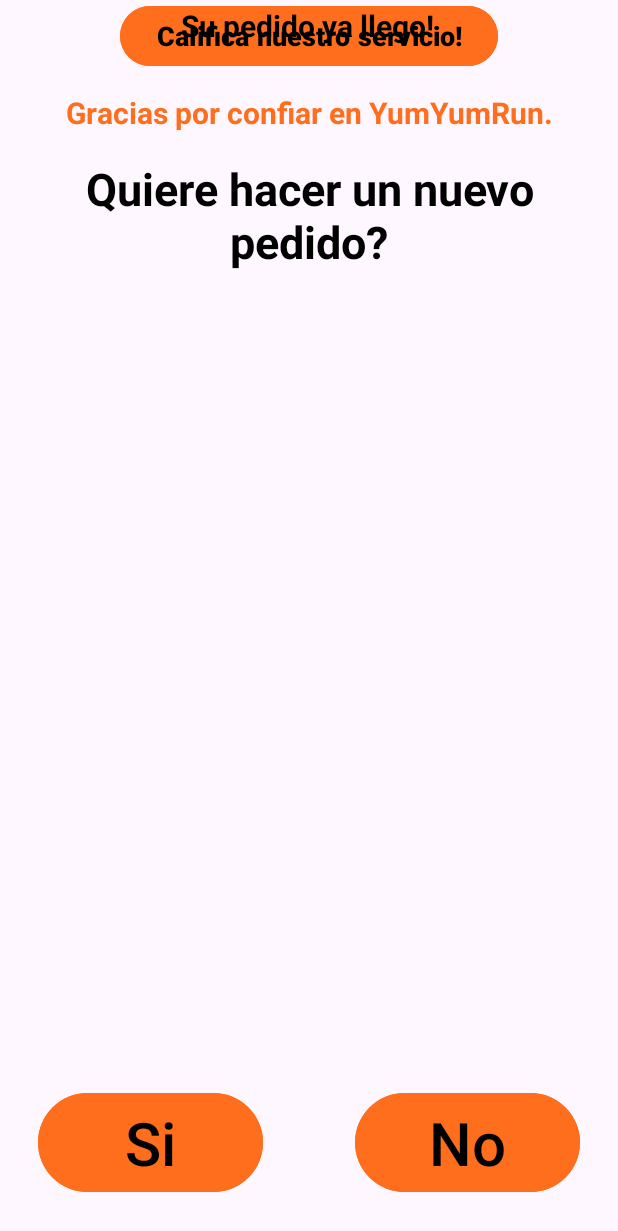
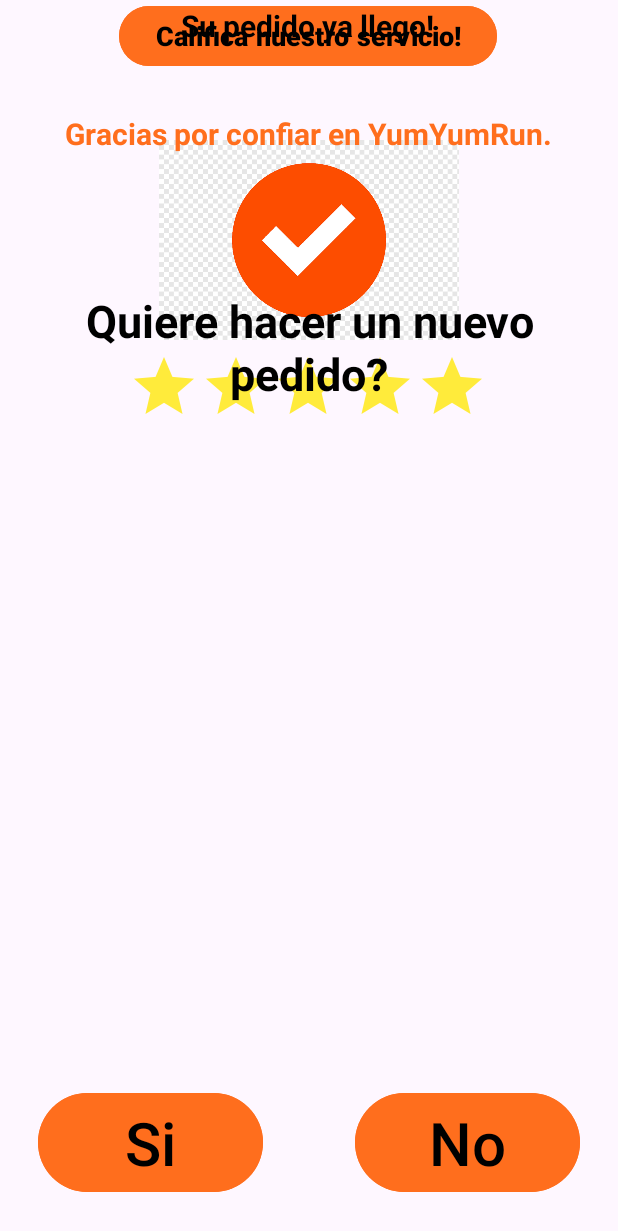
Before and after one commit to MishelEspinoza07/YumYumRun-, an Android app: the layout calificanos.xml on its own in the app's theme, with its tools: preview values and no code run, on a phone screen of 412 x 824 dp. Shown: the top 1231 px of the screen. Run offline under Robolectric (Android 15) with nearby library versions, the phone set to English and light mode, and no system bars.

Commit message:
calificanoss

```diff
--- a/app/build.gradle
+++ b/app/build.gradle
@@ -30,6 +30,15 @@ android {
     kotlinOptions {
         jvmTarget = '1.8'
     }
+    viewBinding{
+        enabled = true
+    }
+    buildFeatures {
+        viewBinding true
+    }
+    dataBinding {
+        enabled = true
+    }
 }
 
 dependencies {
@@ -38,6 +47,7 @@ dependencies {
     implementation 'androidx.appcompat:appcompat:1.6.1'
     implementation 'com.google.android.material:material:1.5.0'
     implementation 'androidx.constraintlayout:constraintlayout:2.1.4'
+    implementation 'androidx.core:core-ktx:+'
     testImplementation 'junit:junit:4.13.2'
     androidTestImplementation 'androidx.test.ext:junit:1.1.5'
     androidTestImplementation 'androidx.test.espresso:espresso-core:3.5.1'
--- /dev/null
+++ b/app/src/main/java/com/example/yyr/CalificanosActivity.kt
@@ -0,0 +1,11 @@
+package com.example.yyr
+import android.content.Intent
+import androidx.appcompat.app.AppCompatActivity
+import android.os.Bundle
+import android.widget.Toast
+
+
+class CalificanosActivity : AppCompatActivity(){
+
+
+}
--- a/app/src/main/java/com/example/yyr/MainActivity.kt
+++ b/app/src/main/java/com/example/yyr/MainActivity.kt
@@ -2,10 +2,12 @@ package com.example.yyr
 
 import androidx.appcompat.app.AppCompatActivity
 import android.os.Bundle
+import com.example.yyr.databinding.ActivityMainBinding
 
 class MainActivity : AppCompatActivity() {
+
     override fun onCreate(savedInstanceState: Bundle?) {
         super.onCreate(savedInstanceState)
-        setContentView(R.layout.activity_main)
+        setContentView(R.layout.signup)
     }
 }
--- a/app/src/main/res/layout/calificanos.xml
+++ b/app/src/main/res/layout/calificanos.xml
@@ -4,72 +4,95 @@
     xmlns:tools="http://schemas.android.com/tools"
     android:layout_width="match_parent"
     android:layout_height="match_parent"
+    tools:context=".CalificanosActivity"
+    >
+    <ImageView
+        android:id="@+id/listo"
+        android:layout_width="200dp"
+        android:layout_height="200dp"
+        android:src="@drawable/check"
+        android:layout_marginTop="60dp"
+        app:layout_constraintTop_toTopOf="parent"
+        app:layout_constraintLeft_toLeftOf="parent"
+        app:layout_constraintRight_toRightOf="parent"
+        >
+    </ImageView>
 
-    >
+    <RatingBar
+        android:id="@+id/ratingBar"
+        android:layout_width="wrap_content"
+        android:layout_height="wrap_content"
+        android:layout_marginTop="200dp"
+        android:progressBackgroundTint="@color/yellow"
+        app:layout_constraintHorizontal_bias="0.497"
+        app:layout_constraintLeft_toLeftOf="parent"
+        app:layout_constraintRight_toRightOf="parent"
+        app:layout_constraintTop_toBottomOf="@+id/text_id_ty" />
 
     <Button
         android:id="@+id/text_id_cali"
         android:layout_width="wrap_content"
         android:layout_height="wrap_content"
+        android:backgroundTint="@color/orange"
+        android:gravity="center"
+        android:text="Califica nuestro servicio!"
+        android:textColor="@color/black"
         android:textSize="18sp"
-        android:layout_marginTop="100dp"
-        android:textColor="@color/black"
-        android:gravity="center"
         android:textStyle="bold"
-        android:backgroundTint="@color/orange"
-        android:text="Califica nuestro servicio!"
+        app:layout_constraintHorizontal_bias="0.496"
         app:layout_constraintLeft_toLeftOf="parent"
-        app:layout_constraintRight_toRightOf="parent">
-    </Button>
+        app:layout_constraintRight_toRightOf="parent"
+        tools:ignore="MissingConstraints"
+        tools:layout_editor_absoluteY="341dp"></Button>
 
     <TextView
         android:id="@+id/text_id_ty"
         android:layout_width="wrap_content"
         android:layout_height="wrap_content"
-        android:layout_marginTop="10dp"
         android:gravity="center"
         android:padding="3sp"
         android:text="Su pedido ya llego!"
         android:textColor="@color/black"
         android:textSize="20sp"
         android:textStyle="bold"
-       app:layout_goneMarginTop="200dp"
         app:layout_constraintHorizontal_bias="0.497"
         app:layout_constraintLeft_toLeftOf="parent"
         app:layout_constraintRight_toRightOf="parent"
-        ></TextView>
+        app:layout_goneMarginTop="200dp"
+        tools:ignore="MissingConstraints"
+        tools:layout_editor_absoluteY="51dp"></TextView>
 
     <TextView
         android:id="@+id/text_id_tyty"
         android:layout_width="wrap_content"
         android:layout_height="wrap_content"
+        android:layout_marginTop="24dp"
+        android:gravity="center"
+        android:padding="3sp"
+        android:text="Gracias por confiar en YumYumRun."
+        android:textColor="@color/orange"
         android:textSize="20sp"
-        android:layout_marginTop="10dp"
-        android:textColor="@color/orange"
-        android:gravity="center"
         android:textStyle="bold"
-        android:text="Gracias por confiar en YumYumRun."
-        android:padding="3sp"
-        app:layout_constraintTop_toBottomOf="@+id/text_id_cali"
+        app:layout_constraintHorizontal_bias="0.493"
         app:layout_constraintLeft_toLeftOf="parent"
-        app:layout_constraintRight_toRightOf="parent">
-    </TextView>
+        app:layout_constraintRight_toRightOf="parent"
+        app:layout_constraintTop_toBottomOf="@+id/text_id_cali"></TextView>
 
     <TextView
         android:id="@+id/text_id_tytyty"
         android:layout_width="wrap_content"
         android:layout_height="wrap_content"
+        android:layout_marginTop="84dp"
+        android:gravity="center"
+        android:padding="3sp"
+        android:text="Quiere hacer un nuevo pedido?"
+        android:textColor="@color/black"
         android:textSize="30sp"
-        android:layout_marginTop="10dp"
-        android:textColor="@color/black"
-        android:gravity="center"
         android:textStyle="bold"
-        android:text="Quiere hacer un nuevo pedido?"
-        android:padding="3sp"
-        app:layout_constraintTop_toBottomOf="@+id/text_id_tyty"
+        app:layout_constraintHorizontal_bias="0.0"
         app:layout_constraintLeft_toLeftOf="parent"
-        app:layout_constraintRight_toRightOf="parent">
-    </TextView>
+        app:layout_constraintRight_toRightOf="parent"
+        app:layout_constraintTop_toBottomOf="@+id/text_id_tyty"></TextView>
 
     <Button
         android:id="@+id/yes_button"
--- a/app/src/main/res/layout/tiempoentrega.xml
+++ b/app/src/main/res/layout/tiempoentrega.xml
@@ -49,15 +49,15 @@
         app:layout_constraintTop_toBottomOf="@id/sillega_antes"></TextView>
 
     <Button
+        android:id="@+id/sillega_antes"
         android:layout_width="wrap_content"
         android:layout_height="wrap_content"
-        android:id="@+id/sillega_antes"
-        android:layout_marginTop="40dp"
-        app:layout_constraintTop_toBottomOf="@id/textView"
-        app:layout_constraintRight_toRightOf="parent"
-        app:layout_constraintLeft_toLeftOf="parent"
+        android:layout_marginTop="100dp"
         android:backgroundTint="@color/black"
         android:text="Si su pedido llega antes, presiones este boton."
-        android:textColor="@color/orange">
-    </Button>
+        android:textColor="@color/orange"
+        app:layout_constraintHorizontal_bias="0.494"
+        app:layout_constraintLeft_toLeftOf="parent"
+        app:layout_constraintRight_toRightOf="parent"
+        app:layout_constraintTop_toBottomOf="@id/textView"></Button>
 </androidx.constraintlayout.widget.ConstraintLayout>
--- a/app/src/main/res/values/colors.xml
+++ b/app/src/main/res/values/colors.xml
@@ -3,4 +3,5 @@
     <color name="black">#FF000000</color>
     <color name="white">#FFFFFFFF</color>
     <color name="orange">#FF6E1D</color>
+    <color name="yellow">#FFEB3B</color>
 </resources>
--- a/build.gradle
+++ b/build.gradle
@@ -1,6 +1,8 @@
 // Top-level build file where you can add configuration options common to all sub-projects/modules.
+
+
 plugins {
     id 'com.android.application' version '8.0.2' apply false
     id 'com.android.library' version '8.0.2' apply false
-    id 'org.jetbrains.kotlin.android' version '1.8.20' apply false
+    id 'org.jetbrains.kotlin.android' version '1.9.0-Beta' apply false
 }
```
Also changed, not shown: app/src/main/res/drawable/check.png (added), app/src/main/res/drawable/estrellena.png (added), app/src/main/res/drawable/estrevacia.png (added).
